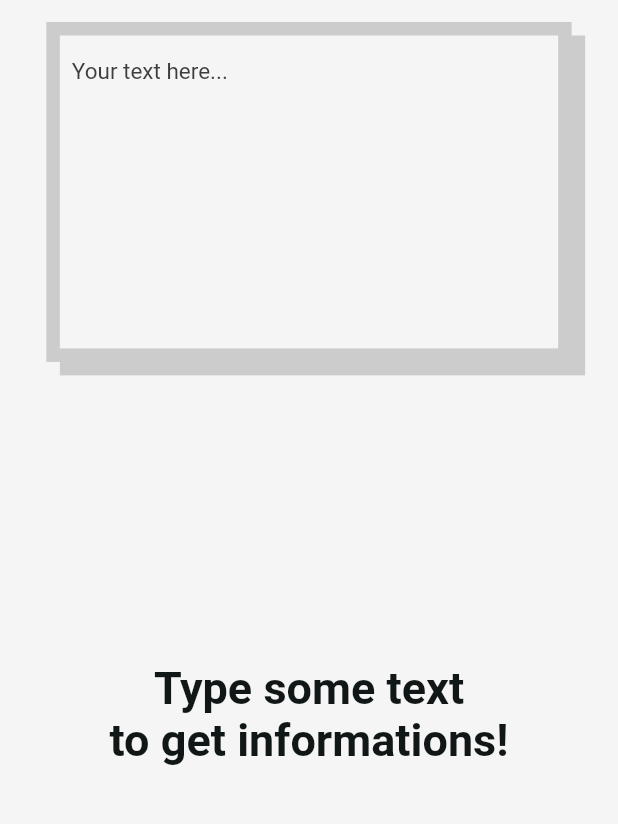
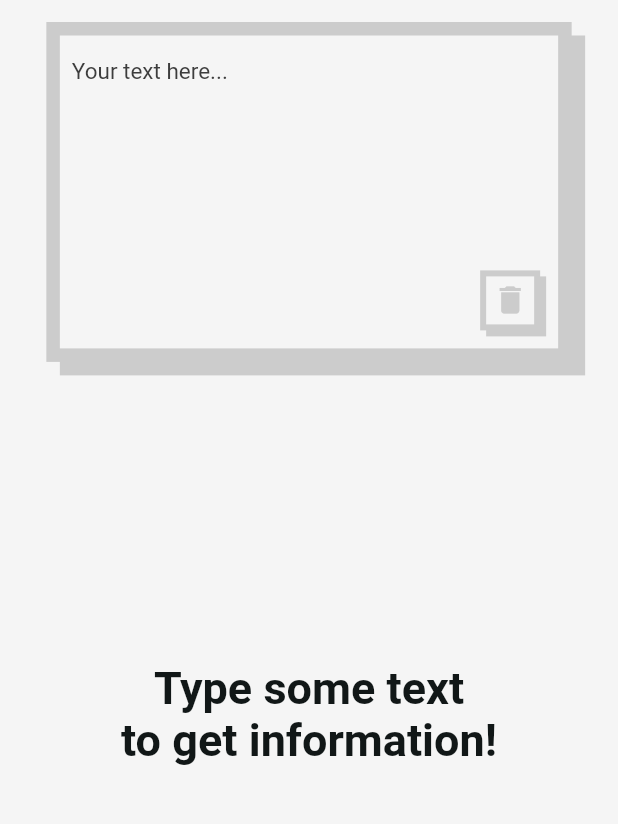
Before and after one commit to zTomz/Textly, a Flutter app: the screen it shows after launch, on a phone screen of 412 x 824 dp, the part 113-937 px from its top. Run offline on Flutter 3.47's test engine with Material 2 defaults, Android fonts, the light colour scheme and no system bars.

Commit message:
Fixing some bugs and improve user experience

```diff
--- a/lib/pages/home_page.dart
+++ b/lib/pages/home_page.dart
@@ -47,7 +47,9 @@ class _HomePageState extends State<HomePage> {
                   color: theme.primaryColor,
                 ),
                 child: Center(
-                  child: TextField(
+                  child: Stack(
+                    children: [
+                      TextField(
                         onChanged: (String text) {
                           //! Calculate words
                           List<String> _words = text.split(" ");
@@ -57,7 +59,7 @@ class _HomePageState extends State<HomePage> {
                           }
 
                           setState(() {
-                        words = _words.length + 1;
+                            words = _words.length;
                           });
                           //! Calculate words
 
@@ -96,7 +98,9 @@ class _HomePageState extends State<HomePage> {
                           List<String> _countStartWordsList = [];
 
                           text.split("").forEach((letter) {
-                        if (letter == "." || letter == "?" || letter == "!") {
+                            if (letter == "." ||
+                                letter == "?" ||
+                                letter == "!") {
                               _countStartWordsList.add(_newWord);
                               _newWord = "";
                               _spacesAfterPoint = 0;
@@ -159,6 +163,43 @@ class _HomePageState extends State<HomePage> {
                           hintStyle: theme.textTheme.bodyText1,
                         ),
                       ),
+                      Positioned(
+                        bottom: 12,
+                        right: 4,
+                        child: GestureDetector(
+                          onTap: () {
+                            setState(() {
+                              textController.text = "";
+                            });
+                          },
+                          child: Tooltip(
+                            message: "Clear text",
+                            child: Container(
+                              width: 40,
+                              height: 40,
+                              decoration: BoxDecoration(
+                                boxShadow: [
+                                  BoxShadow(
+                                    color: theme.accentColor,
+                                    offset: const Offset(4, 4),
+                                  ),
+                                ],
+                                border:
+                                    Border.all(width: 4, color: theme.accentColor),
+                                color: theme.primaryColor,
+                              ),
+                              child: Center(
+                                child: Icon(
+                                  Icons.delete,
+                                  color: theme.accentColor,
+                                ),
+                              ),
+                            ),
+                          ),
+                        ),
+                      ),
+                    ],
+                  ),
                 ),
               ),
               if (textController.text == "")
@@ -170,7 +211,7 @@ class _HomePageState extends State<HomePage> {
                       children: [
                         Text("Type some text",
                             style: theme.textTheme.headline1),
-                        Text("to get informations!",
+                        Text("to get information!",
                             style: theme.textTheme.headline1),
                       ],
                     ),
@@ -204,12 +245,24 @@ class _HomePageState extends State<HomePage> {
                   ),
                   child: SingleChildScrollView(
                     child: Column(
+                      children: [
+                        Container(
+                          margin: const EdgeInsets.only(left: 13, top: 10),
+                          child: Row(
+                            children: [
+                              Text("Letters",
+                                  style: theme.textTheme.headline1!
+                                      .copyWith(fontSize: 24)),
+                            ],
+                          ),
+                        ),
+                        Column(
                           children: letters
                               .map(
                                 (value) => Container(
                                   height: 60,
                                   margin: const EdgeInsets.only(
-                                  top: 20, left: 10, right: 20),
+                                      top: 10, bottom: 10, left: 10, right: 20),
                                   decoration: BoxDecoration(
                                     boxShadow: [
                                       BoxShadow(
@@ -255,6 +308,9 @@ class _HomePageState extends State<HomePage> {
                               )
                               .toList(),
                         ),
+                        const SizedBox(height: 10),
+                      ],
+                    ),
                   ),
                 ),
               if (textController.text != "") const SizedBox(height: 20),
@@ -274,12 +330,24 @@ class _HomePageState extends State<HomePage> {
                   ),
                   child: SingleChildScrollView(
                     child: Column(
-                      children: sentenceStarts
+                      children: [
+                        Container(
+                          margin: const EdgeInsets.only(left: 13, top: 10),
+                          child: Row(
+                            children: [
+                              Text("Sentence starts",
+                                  style: theme.textTheme.headline1!
+                                      .copyWith(fontSize: 24)),
+                            ],
+                          ),
+                        ),
+                        Column(
+                          children: letters
                               .map(
                                 (value) => Container(
                                   height: 60,
                                   margin: const EdgeInsets.only(
-                                  top: 20, left: 10, right: 20),
+                                      top: 10, bottom: 10, left: 10, right: 20),
                                   decoration: BoxDecoration(
                                     boxShadow: [
                                       BoxShadow(
@@ -325,6 +393,9 @@ class _HomePageState extends State<HomePage> {
                               )
                               .toList(),
                         ),
+                        const SizedBox(height: 10),
+                      ],
+                    ),
                   ),
                 ),
               if (textController.text != "") const SizedBox(height: 90),
```
Lines whose indentation alone changed are shown as unchanged.
